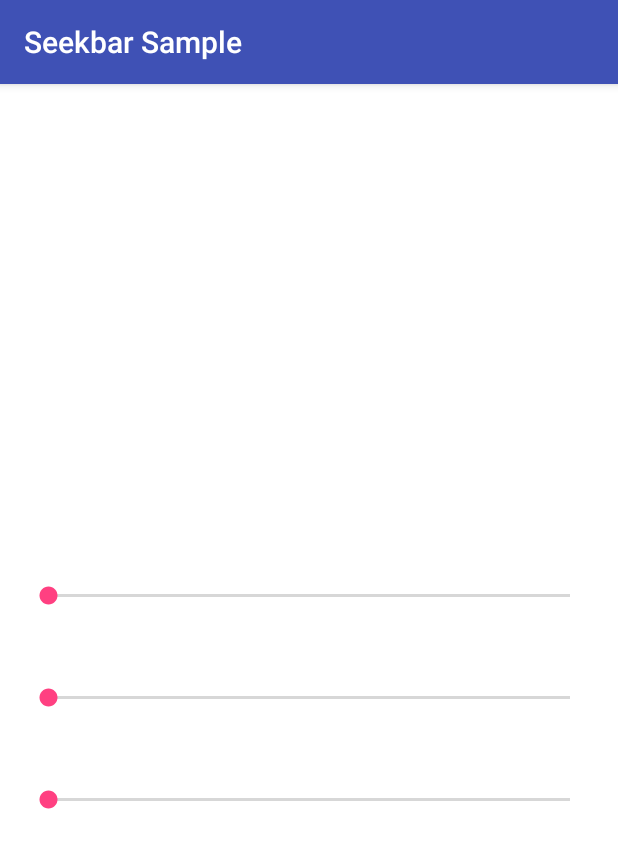
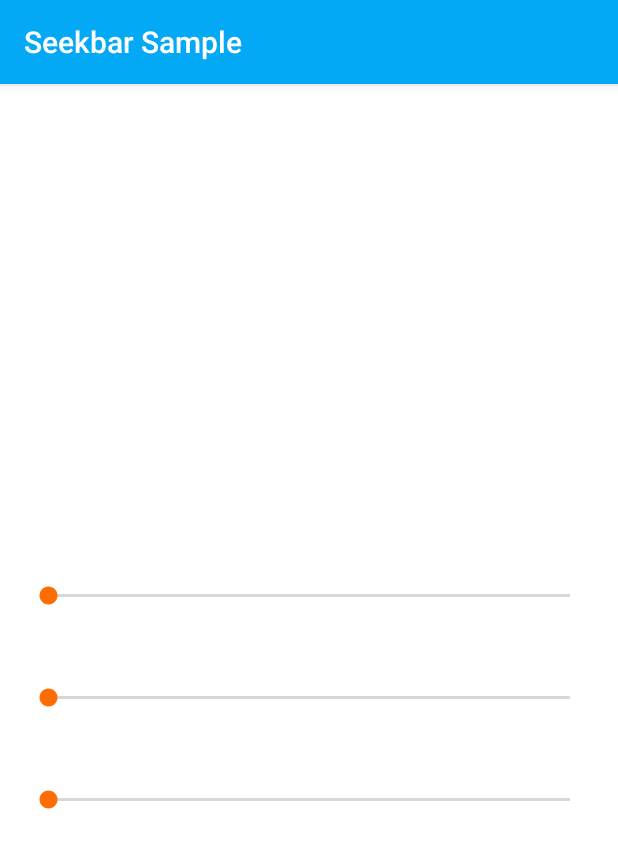
Before and after one commit to bq/MarkerSeekBar, an Android app: the screen it shows after launch (MainActivity), on a phone screen of 412 x 824 dp. Shown: the top 848 px of the screen. Run offline under Robolectric (Android 15) with nearby library versions, the phone set to English and light mode, and no system bars; 12 statements that could not run were skipped.

Commit message:
Cleanup + docs

```diff
--- a/markerseekbar/src/main/java/com/bq/markerseekbar/MarkerView.java
+++ b/markerseekbar/src/main/java/com/bq/markerseekbar/MarkerView.java
@@ -14,6 +14,9 @@ import android.graphics.RectF;
 import android.util.AttributeSet;
 import android.view.View;
 
+/**
+ * The marker view itself. This view is basically a background for {@link MarkerSeekBar} pop up.
+ */
 public final class MarkerView extends View {
 
     private static final float SQRT_2 = 1.4142135f;
@@ -113,7 +116,7 @@ public final class MarkerView extends View {
         rad = (0.5f * SQRT_2 * halfSide) - padding;
 
         computeConvexPath(markerPath, rad);
-        rebuildShadowBitmap();
+        invalidateShadowBitmap();
     }
 
     /**
@@ -122,7 +125,7 @@ public final class MarkerView extends View {
      */
     public void setShadowColor(int shadowColor) {
         this.shadowColor = shadowColor;
-        rebuildShadowBitmap();
+        invalidateShadowBitmap();
     }
 
     /** Update the marker shadow. The draw cache will be rebuilt. */
@@ -165,8 +168,7 @@ public final class MarkerView extends View {
         return rad;
     }
 
-
-    private void rebuildShadowBitmap() {
+    private void invalidateShadowBitmap() {
         if (shadowBitmap != null) {
             shadowBitmap.recycle();
         }
--- a/sample/src/main/res/layout/activity_main.xml
+++ b/sample/src/main/res/layout/activity_main.xml
@@ -9,7 +9,7 @@
     android:orientation="vertical"
     android:paddingEnd="16dp"
     android:paddingStart="16dp"
-    tools:context="com.bq.thumbseekbar.MainActivity">
+    tools:context="com.bq.seekbarsample.MainActivity">
 
     <com.bq.markerseekbar.MarkerSeekBar
         android:id="@+id/bar1"
--- a/sample/src/main/res/values/colors.xml
+++ b/sample/src/main/res/values/colors.xml
@@ -1,6 +1,6 @@
 <?xml version="1.0" encoding="utf-8"?>
 <resources>
-    <color name="colorPrimary">#3F51B5</color>
+    <color name="colorPrimary">#03a9f4</color>
     <color name="colorPrimaryDark">#303F9F</color>
-    <color name="colorAccent">#FF4081</color>
+    <color name="colorAccent">#ff6d00</color>
 </resources>
```
